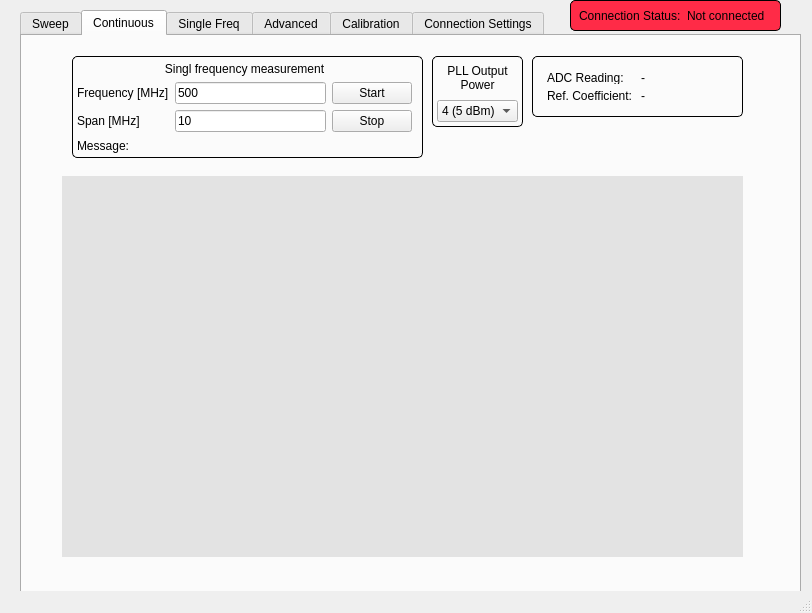
This is mainwindow.ui in ivodovc/antenna-measurement-system-gui as Qt 5 draws it before an edit. The edited form follows.
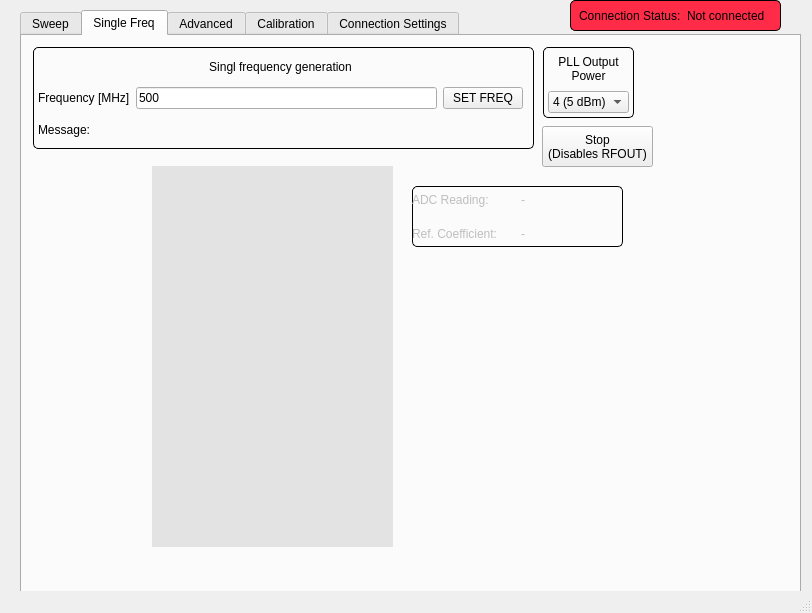
This is the edited form. The open tabs and pages were chosen to show the change. Custom widgets are drawn as their Qt base class.

Commit message: Finished Single and Cont working

The edit to the form file:
```diff
--- a/mainwindow.ui
+++ b/mainwindow.ui
@@ -24,7 +24,7 @@
      </rect>
     </property>
     <property name="currentIndex">
-     <number>0</number>
+     <number>1</number>
     </property>
     <widget class="QWidget" name="Tab1">
      <attribute name="title">
@@ -35,8 +35,8 @@
        <rect>
         <x>10</x>
         <y>10</y>
-        <width>501</width>
-        <height>102</height>
+        <width>351</width>
+        <height>111</height>
        </rect>
       </property>
       <property name="styleSheet">
@@ -57,10 +57,13 @@
        <property name="bottomMargin">
         <number>5</number>
        </property>
-       <item row="2" column="0">
-        <widget class="QLabel" name="label">
+       <item row="5" column="0" colspan="5">
+        <widget class="QLabel" name="msgLabel">
+         <property name="styleSheet">
+          <string notr="true"/>
+         </property>
          <property name="text">
-          <string>From [MHz]</string>
+          <string>Message:</string>
          </property>
         </widget>
        </item>
@@ -71,10 +74,33 @@
          </property>
         </widget>
        </item>
-       <item row="2" column="4" rowspan="2">
-        <widget class="QPushButton" name="measButton">
+       <item row="3" column="1">
+        <widget class="QLineEdit" name="stepEdit">
          <property name="text">
-          <string>Measure</string>
+          <string>10</string>
+         </property>
+        </widget>
+       </item>
+       <item row="3" column="2">
+        <widget class="QLabel" name="label_27">
+         <property name="text">
+          <string>show</string>
+         </property>
+        </widget>
+       </item>
+       <item row="2" column="1">
+        <widget class="QLineEdit" name="fromEdit">
+         <property name="cursor">
+          <cursorShape>IBeamCursor</cursorShape>
+         </property>
+         <property name="inputMethodHints">
+          <set>Qt::ImhDigitsOnly</set>
+         </property>
+         <property name="text">
+          <string>500</string>
+         </property>
+         <property name="clearButtonEnabled">
+          <bool>false</bool>
          </property>
         </widget>
        </item>
@@ -88,52 +114,8 @@
          </property>
         </widget>
        </item>
-       <item row="3" column="1">
-        <widget class="QLineEdit" name="stepEdit">
-         <property name="text">
-          <string>10</string>
-         </property>
-        </widget>
-       </item>
-       <item row="2" column="1">
-        <widget class="QLineEdit" name="fromEdit">
-         <property name="cursor">
-          <cursorShape>IBeamCursor</cursorShape>
-         </property>
-         <property name="inputMethodHints">
-          <set>Qt::ImhDigitsOnly</set>
-         </property>
-         <property name="text">
-          <string>500</string>
-         </property>
-         <property name="clearButtonEnabled">
-          <bool>false</bool>
-         </property>
-        </widget>
-       </item>
-       <item row="2" column="2">
-        <widget class="QLabel" name="label_3">
-         <property name="text">
-          <string>To [MHz]</string>
-         </property>
-        </widget>
-       </item>
-       <item row="5" column="0" colspan="5">
-        <widget class="QLabel" name="msgLabel">
-         <property name="text">
-          <string>Message:</string>
-         </property>
-        </widget>
-       </item>
-       <item row="3" column="0">
-        <widget class="QLabel" name="label_4">
-         <property name="text">
-          <string>Step [MHz]</string>
-         </property>
-        </widget>
-       </item>
        <item row="3" column="3">
-        <widget class="QComboBox" name="comboBox_4">
+        <widget class="QComboBox" name="show_combobox">
          <item>
           <property name="text">
            <string>ADC_reading</string>
@@ -151,10 +133,24 @@
          </item>
         </widget>
        </item>
-       <item row="3" column="2">
-        <widget class="QLabel" name="label_27">
+       <item row="3" column="0">
+        <widget class="QLabel" name="label_4">
          <property name="text">
-          <string>show_option</string>
+          <string>Step [MHz]</string>
+         </property>
+        </widget>
+       </item>
+       <item row="2" column="0">
+        <widget class="QLabel" name="label">
+         <property name="text">
+          <string>From [MHz]</string>
+         </property>
+        </widget>
+       </item>
+       <item row="2" column="2">
+        <widget class="QLabel" name="label_3">
+         <property name="text">
+          <string>To [MHz]</string>
          </property>
         </widget>
        </item>
@@ -179,9 +175,9 @@
      <widget class="QWidget" name="PLLsettingsWidget" native="true">
       <property name="geometry">
        <rect>
-        <x>520</x>
+        <x>500</x>
         <y>10</y>
-        <width>91</width>
+        <width>111</width>
         <height>71</height>
        </rect>
       </property>
@@ -246,7 +242,7 @@
        <rect>
         <x>620</x>
         <y>10</y>
-        <width>151</width>
+        <width>131</width>
         <height>61</height>
        </rect>
       </property>
@@ -291,7 +287,7 @@
      <widget class="QPushButton" name="newWindowButton">
       <property name="geometry">
        <rect>
-        <x>600</x>
+        <x>630</x>
         <y>90</y>
         <width>131</width>
         <height>31</height>
@@ -304,7 +300,7 @@
      <widget class="QPushButton" name="clearButton">
       <property name="geometry">
        <rect>
-        <x>520</x>
+        <x>530</x>
         <y>90</y>
         <width>81</width>
         <height>31</height>
@@ -314,157 +310,35 @@
        <string>Clear</string>
       </property>
      </widget>
-    </widget>
-    <widget class="QWidget" name="SingleFreqTab">
-     <attribute name="title">
-      <string>Continuous</string>
-     </attribute>
-     <widget class="QWidget" name="gridWidget_2" native="true">
+     <widget class="QPushButton" name="sweepStopButton">
       <property name="geometry">
        <rect>
-        <x>50</x>
-        <y>20</y>
-        <width>351</width>
-        <height>102</height>
+        <x>450</x>
+        <y>90</y>
+        <width>71</width>
+        <height>31</height>
        </rect>
       </property>
-      <property name="styleSheet">
-       <string notr="true">QWidget#gridWidget_2{
-border-radius: 5px; border: 1px solid white;
-border-color: rgb(0, 0, 0);}</string>
+      <property name="text">
+       <string>Stop</string>
       </property>
-      <layout class="QGridLayout" name="gridLayout_4">
-       <property name="leftMargin">
-        <number>5</number>
-       </property>
-       <property name="topMargin">
-        <number>5</number>
-       </property>
-       <property name="rightMargin">
-        <number>5</number>
-       </property>
-       <property name="bottomMargin">
-        <number>5</number>
-       </property>
-       <item row="7" column="0" colspan="4">
-        <widget class="QLabel" name="msgLabel_2">
-         <property name="text">
-          <string>Message:</string>
-         </property>
-        </widget>
-       </item>
-       <item row="3" column="2">
-        <widget class="QPushButton" name="startButton">
-         <property name="text">
-          <string>Start</string>
-         </property>
-        </widget>
-       </item>
-       <item row="3" column="0">
-        <widget class="QLabel" name="label_5">
-         <property name="sizePolicy">
-          <sizepolicy hsizetype="Preferred" vsizetype="Preferred">
-           <horstretch>0</horstretch>
-           <verstretch>0</verstretch>
-          </sizepolicy>
-         </property>
-         <property name="text">
-          <string>Frequency [MHz]</string>
-         </property>
-        </widget>
-       </item>
-       <item row="3" column="1">
-        <widget class="QLineEdit" name="singlefreqEdit">
-         <property name="sizePolicy">
-          <sizepolicy hsizetype="Expanding" vsizetype="Fixed">
-           <horstretch>0</horstretch>
-           <verstretch>0</verstretch>
-          </sizepolicy>
-         </property>
-         <property name="cursor">
-          <cursorShape>IBeamCursor</cursorShape>
-         </property>
-         <property name="inputMethodHints">
-          <set>Qt::ImhDigitsOnly</set>
-         </property>
-         <property name="text">
-          <string>500</string>
-         </property>
-         <property name="clearButtonEnabled">
-          <bool>false</bool>
-         </property>
-        </widget>
-       </item>
-       <item row="1" column="0" colspan="3">
-        <widget class="QLabel" name="label_16">
-         <property name="text">
-          <string>Singl frequency measurement</string>
-         </property>
-         <property name="alignment">
-          <set>Qt::AlignCenter</set>
-         </property>
-        </widget>
-       </item>
-       <item row="4" column="2">
-        <widget class="QPushButton" name="stopButton">
-         <property name="text">
-          <string>Stop</string>
-         </property>
-        </widget>
-       </item>
-       <item row="4" column="0">
-        <widget class="QLabel" name="label_84">
-         <property name="sizePolicy">
-          <sizepolicy hsizetype="Preferred" vsizetype="Preferred">
-           <horstretch>0</horstretch>
-           <verstretch>0</verstretch>
-          </sizepolicy>
-         </property>
-         <property name="text">
-          <string>Span [MHz]</string>
-         </property>
-        </widget>
-       </item>
-       <item row="4" column="1">
-        <widget class="QLineEdit" name="singleStepEdit">
-         <property name="sizePolicy">
-          <sizepolicy hsizetype="Expanding" vsizetype="Fixed">
-           <horstretch>0</horstretch>
-           <verstretch>0</verstretch>
-          </sizepolicy>
-         </property>
-         <property name="cursor">
-          <cursorShape>IBeamCursor</cursorShape>
-         </property>
-         <property name="inputMethodHints">
-          <set>Qt::ImhDigitsOnly</set>
-         </property>
-         <property name="text">
-          <string>10</string>
-         </property>
-         <property name="clearButtonEnabled">
-          <bool>false</bool>
-         </property>
-        </widget>
-       </item>
-      </layout>
      </widget>
-     <widget class="QWidget" name="PLLsettingsWidget_2" native="true">
+     <widget class="QWidget" name="radioButtonWidget" native="true">
       <property name="geometry">
        <rect>
-        <x>410</x>
-        <y>20</y>
-        <width>91</width>
+        <x>370</x>
+        <y>10</y>
+        <width>121</width>
         <height>71</height>
        </rect>
       </property>
       <property name="styleSheet">
-       <string notr="true">QWidget#PLLsettingsWidget_2{
+       <string notr="true">QWidget#radioButtonWidget{
 border-radius: 5px; border: 1px solid white;
 border-color: rgb(0, 0, 0);
 }</string>
       </property>
-      <layout class="QGridLayout" name="gridLayout_8">
+      <layout class="QGridLayout" name="gridLayout_13">
        <property name="leftMargin">
         <number>5</number>
        </property>
@@ -477,124 +351,51 @@
        <property name="bottomMargin">
         <number>5</number>
        </property>
-       <item row="1" column="0">
-        <widget class="QComboBox" name="comboBox_2">
-         <item>
-          <property name="text">
-           <string>4 (5 dBm)</string>
-          </property>
-         </item>
-         <item>
-          <property name="text">
-           <string>3 (2 dBm)</string>
-          </property>
-         </item>
-         <item>
-          <property name="text">
-           <string>2 (-1 dBm)</string>
-          </property>
-         </item>
-         <item>
-          <property name="text">
-           <string>1 (-4 dBm)</string>
-          </property>
-         </item>
-        </widget>
-       </item>
        <item row="0" column="0">
-        <widget class="QLabel" name="label_18">
+        <widget class="QRadioButton" name="singleRadioButton">
          <property name="text">
-          <string>PLL Output 
-Power</string>
+          <string>Single</string>
          </property>
-         <property name="alignment">
-          <set>Qt::AlignCenter</set>
+         <property name="checked">
+          <bool>true</bool>
          </property>
         </widget>
        </item>
+       <item row="1" column="0">
+        <widget class="QRadioButton" name="contRadioButton">
+         <property name="text">
+          <string>Continuous</string>
+         </property>
+        </widget>
+       </item>
       </layout>
      </widget>
-     <widget class="PlotWidget" name="singleFreqGraph" native="true">
+     <widget class="QPushButton" name="measButton">
       <property name="geometry">
        <rect>
-        <x>40</x>
-        <y>140</y>
-        <width>681</width>
-        <height>381</height>
+        <x>370</x>
+        <y>90</y>
+        <width>71</width>
+        <height>31</height>
        </rect>
       </property>
-      <property name="styleSheet">
-       <string notr="true">background-color: rgb(227, 227, 227);</string>
+      <property name="text">
+       <string>Start</string>
       </property>
      </widget>
-     <widget class="QWidget" name="readingWidget" native="true">
-      <property name="geometry">
-       <rect>
-        <x>510</x>
-        <y>20</y>
-        <width>211</width>
-        <height>61</height>
-       </rect>
-      </property>
-      <property name="styleSheet">
-       <string notr="true">QWidget#readingWidget{
-border-radius: 5px; border: 1px solid white;
-border-color: rgb(0, 0, 0);
-}</string>
-      </property>
-      <layout class="QGridLayout" name="gridLayout_9">
-       <property name="leftMargin">
-        <number>15</number>
-       </property>
-       <property name="topMargin">
-        <number>15</number>
-       </property>
-       <property name="rightMargin">
-        <number>15</number>
-       </property>
-       <property name="bottomMargin">
-        <number>15</number>
-       </property>
-       <item row="2" column="1">
-        <widget class="QLabel" name="label_19">
-         <property name="text">
-          <string>ADC Reading:</string>
-         </property>
-        </widget>
-       </item>
-       <item row="2" column="2">
-        <widget class="QLabel" name="label_22">
-         <property name="text">
-          <string>-</string>
-         </property>
-        </widget>
-       </item>
-       <item row="3" column="1">
-        <widget class="QLabel" name="label_20">
-         <property name="text">
-          <string>Ref. Coefficient:</string>
-         </property>
-        </widget>
-       </item>
-       <item row="3" column="2">
-        <widget class="QLabel" name="label_21">
-         <property name="text">
-          <string>-</string>
-         </property>
-        </widget>
-       </item>
-      </layout>
-     </widget>
     </widget>
     <widget class="QWidget" name="SingleFreq2Tab">
      <attribute name="title">
       <string>Single Freq</string>
      </attribute>
      <widget class="QWidget" name="readingWidget_4" native="true">
+      <property name="enabled">
+       <bool>false</bool>
+      </property>
       <property name="geometry">
        <rect>
-        <x>401</x>
-        <y>131</y>
+        <x>390</x>
+        <y>150</y>
         <width>211</width>
         <height>61</height>
        </rect>
@@ -663,39 +464,46 @@
        <property name="bottomMargin">
         <number>5</number>
        </property>
-       <item row="5" column="0" colspan="4">
-        <widget class="QLabel" name="msgLabel_10">
-         <property name="text">
-          <string>Message:</string>
-         </property>
-        </widget>
-       </item>
-       <item row="2" column="1">
-        <widget class="QLineEdit" name="fromEdit_10">
-         <property name="cursor">
-          <cursorShape>IBeamCursor</cursorShape>
-         </property>
-         <property name="inputMethodHints">
-          <set>Qt::ImhDigitsOnly</set>
-         </property>
-         <property name="text">
-          <string>500</string>
-         </property>
-         <property name="clearButtonEnabled">
-          <bool>false</bool>
-         </property>
-        </widget>
-       </item>
        <item row="1" column="0" colspan="3">
         <widget class="QLabel" name="label_81">
          <property name="text">
-          <string>Singl frequency measurement</string>
+          <string>Singl frequency generation</string>
          </property>
          <property name="alignment">
           <set>Qt::AlignCenter</set>
          </property>
         </widget>
        </item>
+       <item row="2" column="2">
+        <widget class="QPushButton" name="singleStartButton">
+         <property name="text">
+          <string>SET FREQ</string>
+         </property>
+        </widget>
+       </item>
+       <item row="4" column="0" colspan="4">
+        <widget class="QLabel" name="msgLabel_10">
+         <property name="text">
+          <string>Message:</string>
+         </property>
+        </widget>
+       </item>
+       <item row="2" column="1">
+        <widget class="QLineEdit" name="singleFreqEdit">
+         <property name="cursor">
+          <cursorShape>IBeamCursor</cursorShape>
+         </property>
+         <property name="inputMethodHints">
+          <set>Qt::ImhDigitsOnly</set>
+         </property>
+         <property name="text">
+          <string>500</string>
+         </property>
+         <property name="clearButtonEnabled">
+          <bool>false</bool>
+         </property>
+        </widget>
+       </item>
        <item row="2" column="0">
         <widget class="QLabel" name="label_82">
          <property name="text">
@@ -703,13 +511,6 @@
          </property>
         </widget>
        </item>
-       <item row="2" column="2">
-        <widget class="QPushButton" name="measButton_7">
-         <property name="text">
-          <string>Measure</string>
-         </property>
-        </widget>
-       </item>
       </layout>
      </widget>
      <widget class="QWidget" name="PLLsettingsWidget_10" native="true">
@@ -741,7 +542,7 @@
         <number>5</number>
        </property>
        <item row="1" column="0">
-        <widget class="QComboBox" name="comboBox_10">
+        <widget class="QComboBox" name="singleComboBox">
          <item>
           <property name="text">
            <string>4 (5 dBm)</string>
@@ -790,6 +591,20 @@
        <string notr="true">background-color: rgb(227, 227, 227);</string>
       </property>
      </widget>
+     <widget class="QPushButton" name="singleStopButton">
+      <property name="geometry">
+       <rect>
+        <x>520</x>
+        <y>90</y>
+        <width>111</width>
+        <height>41</height>
+       </rect>
+      </property>
+      <property name="text">
+       <string>Stop
+(Disables RFOUT)</string>
+      </property>
+     </widget>
     </widget>
     <widget class="QWidget" name="Tab3">
      <attribute name="title">
@@ -928,16 +743,30 @@
      <widget class="QPushButton" name="pushButton_2">
       <property name="geometry">
        <rect>
-        <x>100</x>
+        <x>30</x>
         <y>260</y>
-        <width>101</width>
-        <height>21</height>
+        <width>111</width>
+        <height>41</height>
        </rect>
       </property>
       <property name="text">
        <string>Send</string>
       </property>
      </widget>
+     <widget class="QPushButton" name="pushButton_3">
+      <property name="geometry">
+       <rect>
+        <x>170</x>
+        <y>260</y>
+        <width>111</width>
+        <height>41</height>
+       </rect>
+      </property>
+      <property name="text">
+       <string>Stop
+ (Disables RFOUT)</string>
+      </property>
+     </widget>
     </widget>
     <widget class="QWidget" name="CalibrationTab">
      <attribute name="title">
```
The commit also changes 15 other files.
